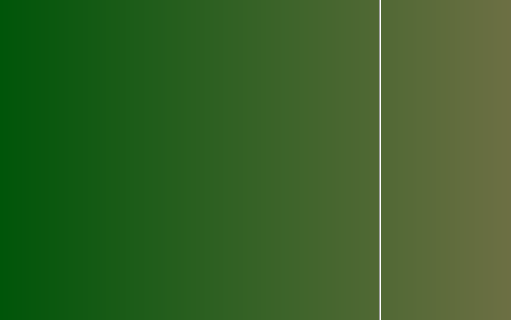
This is DCM/interface/main_menu.ui in patrickkosierb/3K04_DCM as Qt 5 draws it before an edit; both pictures show x 0 to 511 and y 245 to 565 of the 1200 by 800 pixel window. The edited form follows.
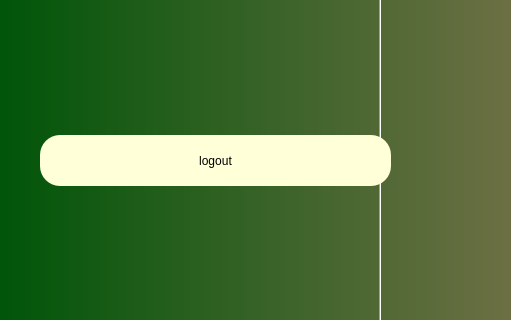
This is the edited form.

Commit message: logout in menu

Patch:
```diff
--- a/DCM/interface/main_menu.ui
+++ b/DCM/interface/main_menu.ui
@@ -75,6 +75,25 @@
      <enum>Qt::Vertical</enum>
     </property>
    </widget>
+   <widget class="QPushButton" name="logout">
+    <property name="geometry">
+     <rect>
+      <x>40</x>
+      <y>380</y>
+      <width>351</width>
+      <height>51</height>
+     </rect>
+    </property>
+    <property name="styleSheet">
+     <string notr="true">border-radius: 20px;
+color: rgb(0,0,0);
+background-color: rgb(255, 255, 216);
+font: 12pt &quot;Arial&quot;;</string>
+    </property>
+    <property name="text">
+     <string>logout</string>
+    </property>
+   </widget>
   </widget>
  </widget>
  <resources/>
```
The commit also changes 5 other files.
